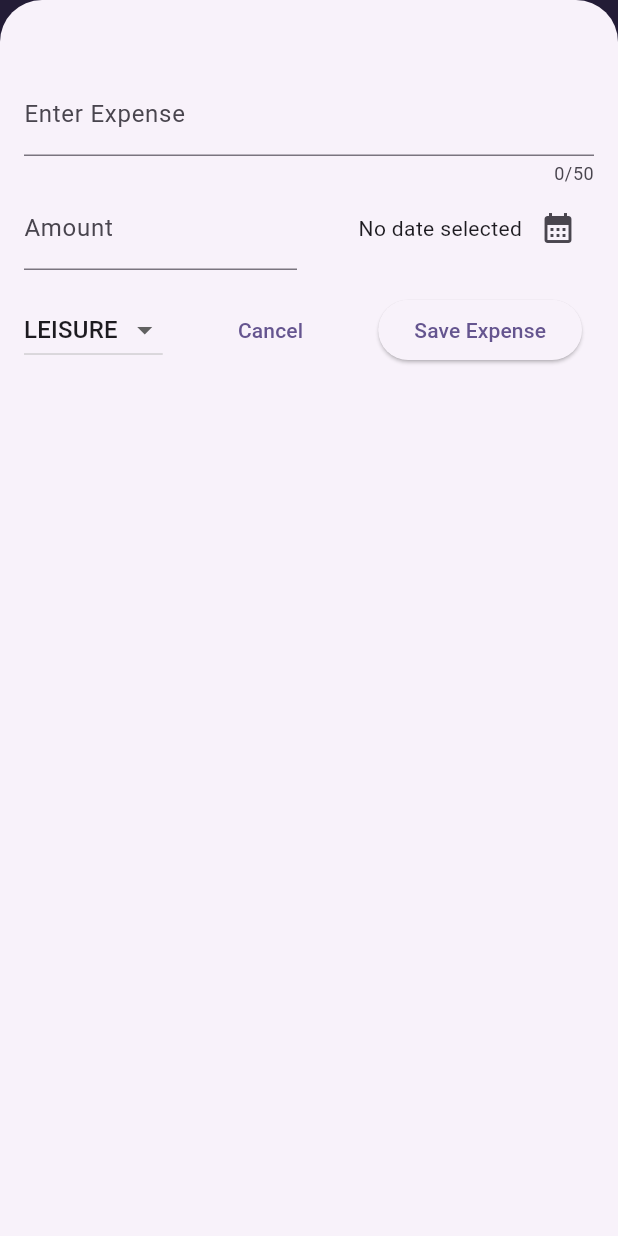
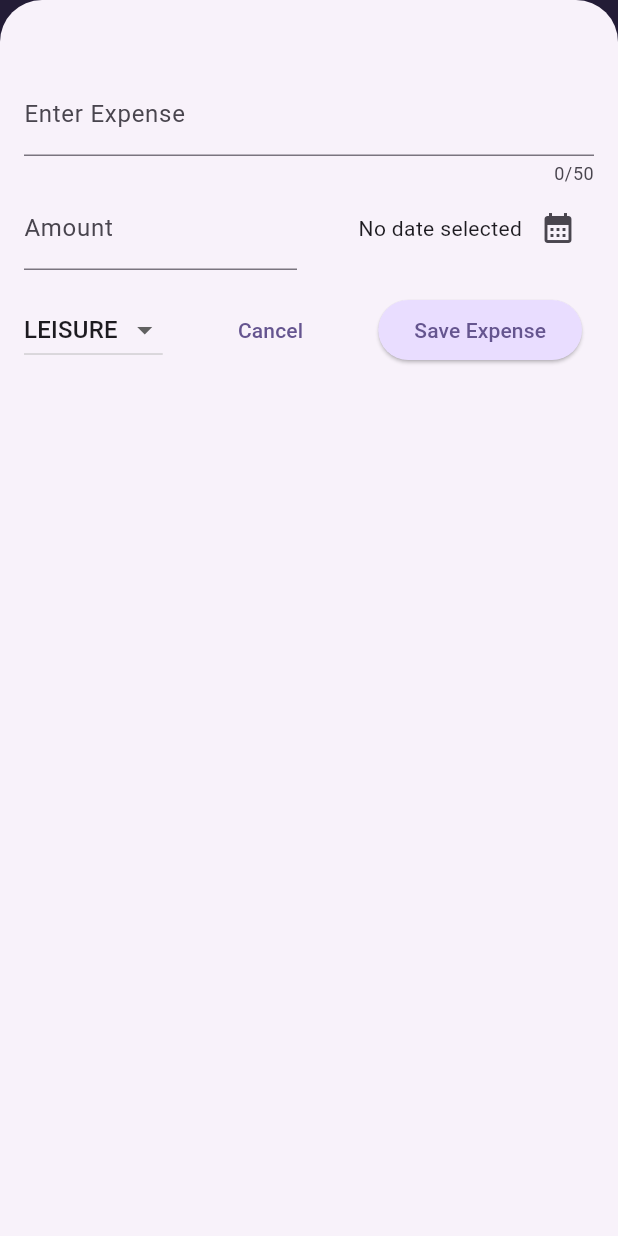
Before and after one commit to TMGA-WAY/How-much-I-Have, a Flutter app: the screen it shows after launch, after a tap on the "add" icon, on a phone screen of 412 x 824 dp. Run offline on Flutter 3.47's test engine with Material 3 defaults, Android fonts, the phone set to English and light mode, and no system bars.

Commit message:
Responsiveness added

```diff
--- a/lib/main.dart
+++ b/lib/main.dart
@@ -1,19 +1,58 @@
 import 'package:flutter/material.dart';
+import 'package:flutter/services.dart';
 import 'package:expense_tracker/widgets/expenses.dart';
 
 var kColorScheme = ColorScheme.fromSeed(
-  seedColor: Color.fromARGB(266, 96, 59, 181),
+  seedColor: Color.fromARGB(255, 96, 59, 181),
+);
+
+var kdarkColorScheme = ColorScheme.fromSeed(
+  brightness: Brightness.dark,
+  seedColor: Color.fromARGB(222, 5, 99, 125),
 );
 
 void main() {
+  // WidgetsFlutterBinding.ensureInitialized();
+
+  // SystemChrome.setPreferredOrientations([
+  //   DeviceOrientation.portraitUp,
+  // ]).then((fn) {
     runApp(
       MaterialApp(
+        darkTheme: ThemeData.dark().copyWith(
+          colorScheme: kdarkColorScheme,
+          cardTheme: const CardTheme().copyWith(
+            color: kdarkColorScheme.secondaryContainer,
+            margin: EdgeInsets.symmetric(horizontal: 16, vertical: 6),
+          ),
+          elevatedButtonTheme: ElevatedButtonThemeData(
+            style: ElevatedButton.styleFrom(
+                backgroundColor: kdarkColorScheme.primaryContainer,
+                foregroundColor: kdarkColorScheme.onPrimaryContainer),
+          ),
+        ),
         theme: ThemeData().copyWith(
             colorScheme: kColorScheme,
             appBarTheme: const AppBarTheme().copyWith(
                 backgroundColor: kColorScheme.onPrimaryContainer,
-              foregroundColor: kColorScheme.primaryContainer)),
+                foregroundColor: kColorScheme.primaryContainer),
+            cardTheme: const CardTheme().copyWith(
+                color: kColorScheme.secondaryContainer,
+                margin: EdgeInsets.symmetric(horizontal: 16, vertical: 6)),
+            elevatedButtonTheme: ElevatedButtonThemeData(
+              style: ElevatedButton.styleFrom(
+                backgroundColor: kColorScheme.primaryContainer,
+              ),
+            ),
+            textTheme: ThemeData().textTheme.copyWith(
+                titleLarge: TextStyle(
+                    fontWeight: FontWeight.normal,
+                    color: kColorScheme.onSecondaryContainer,
+                    fontSize: 14))),
+        // themeMode: ThemeMode.dark,
         home: Expenses(),
       ),
     );
+  // },
+  // );
 }
--- /dev/null
+++ b/lib/widgets/chart/chart.dart
@@ -0,0 +1,5 @@
+// import 'package:flutter/widgets.dart';
+
+// class Chart extends StatelessWidget {
+//   const Chart({super.key, required this.expense});
+// }
--- a/lib/widgets/expenses.dart
+++ b/lib/widgets/expenses.dart
@@ -15,7 +15,7 @@ class Expenses extends StatefulWidget {
 class _ExpensesState extends State<Expenses> {
   final List<Expense> _registeredExpenses = <Expense>[
     Expense(
-        title: "flutter",
+        title: "Flutter",
         cost: 99.99,
         date: DateTime.now(),
         category: Category.work),
@@ -78,6 +78,8 @@ class _ExpensesState extends State<Expenses> {
 
   @override
   Widget build(BuildContext context) {
+    final width = MediaQuery.of(context).size.width;
+
     Widget mainContent = const Center(
       child: Text("No Expense found. Start adding some!"),
     );
@@ -98,9 +100,13 @@ class _ExpensesState extends State<Expenses> {
           )
         ],
       ),
-      body: Column(
+      body: width < 600? Column(
         children: [Text('Expenses'), Expanded(child: mainContent)],
-      ),
+      ) :
+      Row(
+              children: [Text('Expenses'), Expanded(child: mainContent)],
+            )
+      ,
     );
   }
 }
--- a/lib/widgets/expenses_list/expense_items.dart
+++ b/lib/widgets/expenses_list/expense_items.dart
@@ -9,15 +9,16 @@ class ExpenseItem extends StatelessWidget {
   @override
   Widget build(BuildContext context) {
     return Card(
-      color: Colors.blue,
       child: Padding(
         padding: const EdgeInsets.symmetric(
           vertical: 12,
           horizontal: 20,
         ),
         child: Column(
+          crossAxisAlignment: CrossAxisAlignment.start,
           children: [
-            Text(expense.title),
+            Text(expense.title, style: Theme.of(context).textTheme.titleLarge,
+            ),
             const SizedBox(
               height: 4,
             ),
--- a/lib/widgets/expenses_list/expenses_list.dart
+++ b/lib/widgets/expenses_list/expenses_list.dart
@@ -14,6 +14,10 @@ class ExpensesList extends StatelessWidget {
     return ListView.builder(
       itemCount: expenses.length,
       itemBuilder: (context, index) => Dismissible(
+          background: Container(
+            color: Theme.of(context).colorScheme.error.withOpacity(0.6),
+            margin: Theme.of(context).cardTheme.margin,
+          ),
           onDismissed: (direction) {
             onRemoveExpense(expenses[index]);
           },
```
Also changed, not shown: lib/models/expense.dart (+21 -0 lines), lib/widgets/chart/chart_bar.dart (added). Lines whose indentation alone changed are shown as unchanged.
